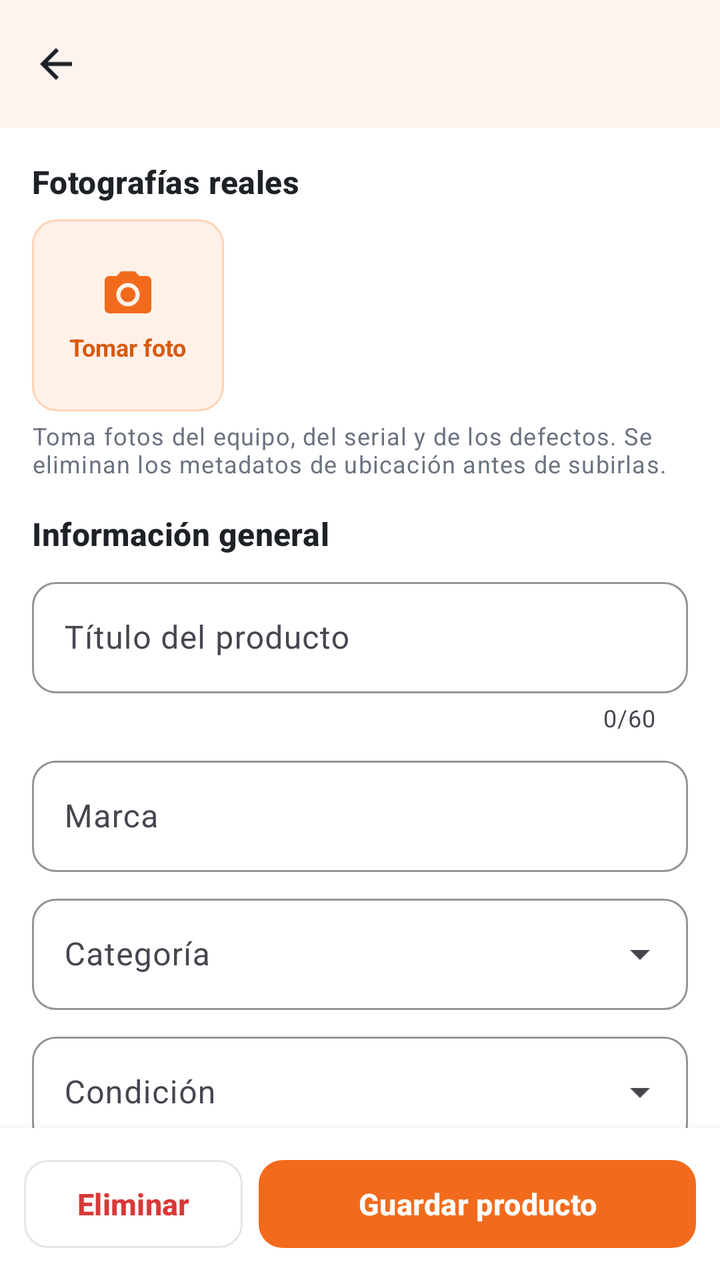
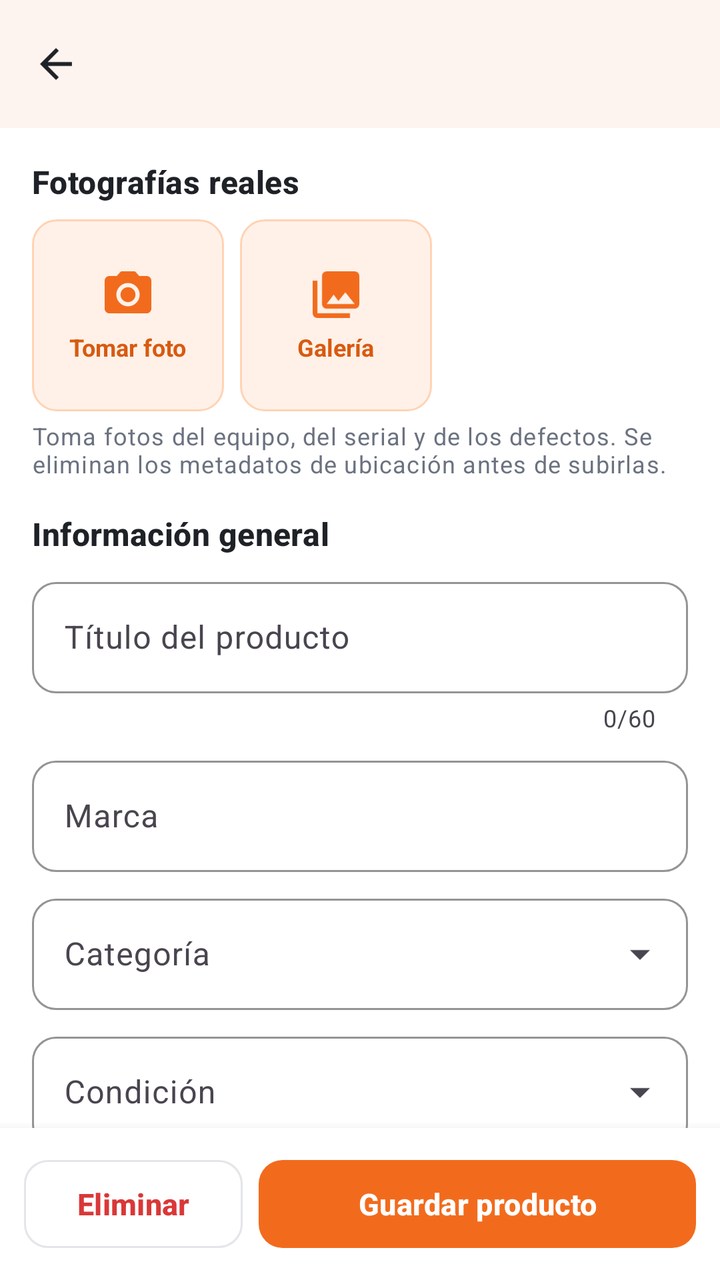

Before-and-after screenshots of an Android layout around one commit, followed by the original layout XML and the change that was made.
<!-- AndroidManifest.xml: application theme Theme.RSaldos -->
<!-- res/layout/activity_product_form.xml -->
<?xml version="1.0" encoding="utf-8"?>
<LinearLayout xmlns:android="http://schemas.android.com/apk/res/android"
    xmlns:app="http://schemas.android.com/apk/res-auto"
    android:layout_width="match_parent"
    android:layout_height="match_parent"
    android:background="@color/rs_white"
    android:orientation="vertical">

    <include
        android:id="@+id/appBar"
        layout="@layout/view_toolbar" />

    <androidx.core.widget.NestedScrollView
        android:layout_width="match_parent"
        android:layout_height="0dp"
        android:layout_weight="1">

        <LinearLayout
            android:layout_width="match_parent"
            android:layout_height="wrap_content"
            android:orientation="vertical"
            android:padding="@dimen/space_l">

            <TextView
                android:id="@+id/tvRejectReason"
                android:layout_width="match_parent"
                android:layout_height="wrap_content"
                android:layout_marginBottom="@dimen/space_m"
                android:background="@drawable/bg_soft_orange"
                android:padding="@dimen/space_m"
                android:textAppearance="@style/TextAppearance.RSaldos.Body"
                android:visibility="gone" />

            <TextView
                android:layout_width="match_parent"
                android:layout_height="wrap_content"
                android:text="@string/form_photos"
                android:textAppearance="@style/TextAppearance.RSaldos.Subtitle" />

            <HorizontalScrollView
                android:layout_width="match_parent"
                android:layout_height="wrap_content"
                android:layout_marginTop="@dimen/space_s"
                android:scrollbars="none">

                <LinearLayout
                    android:id="@+id/containerPhotos"
                    android:layout_width="wrap_content"
                    android:layout_height="wrap_content"
                    android:orientation="horizontal">

                    <LinearLayout
                        android:id="@+id/btnTakePhoto"
                        android:layout_width="96dp"
                        android:layout_height="96dp"
                        android:background="@drawable/bg_soft_orange"
                        android:gravity="center"
                        android:orientation="vertical">

                        <ImageView
                            android:layout_width="28dp"
                            android:layout_height="28dp"
                            android:contentDescription="@null"
                            android:src="@drawable/ic_camera"
                            app:tint="@color/rs_orange" />

                        <TextView
                            android:layout_width="wrap_content"
                            android:layout_height="wrap_content"
                            android:layout_marginTop="@dimen/space_xs"
                            android:text="@string/form_take_photo"
                            android:textColor="@color/rs_orange_dark"
                            android:textSize="@dimen/text_caption"
                            android:textStyle="bold" />
                    </LinearLayout>
                </LinearLayout>
            </HorizontalScrollView>

            <TextView
                android:id="@+id/tvPhotoHint"
                android:layout_width="match_parent"
                android:layout_height="wrap_content"
                android:layout_marginTop="@dimen/space_xs"
                android:text="@string/form_photo_hint"
                android:textAppearance="@style/TextAppearance.RSaldos.Caption" />

            <TextView
                style="@style/RSaldos.SectionTitle"
                android:text="@string/form_general" />

            <com.google.android.material.textfield.TextInputLayout
                android:id="@+id/tilTitle"
                android:layout_width="match_parent"
                android:layout_height="wrap_content"
                android:hint="@string/field_title"
                app:counterEnabled="true"
                app:counterMaxLength="60">

                <com.google.android.material.textfield.TextInputEditText
                    android:id="@+id/etTitle"
                    android:layout_width="match_parent"
                    android:layout_height="wrap_content"
                    android:inputType="textCapSentences"
                    android:maxLength="60" />
            </com.google.android.material.textfield.TextInputLayout>

            <com.google.android.material.textfield.TextInputLayout
                android:id="@+id/tilBrand"
                android:layout_width="match_parent"
                android:layout_height="wrap_content"
                android:layout_marginTop="@dimen/space_s"
                android:hint="@string/field_brand">

                <com.google.android.material.textfield.TextInputEditText
                    android:id="@+id/etBrand"
                    android:layout_width="match_parent"
                    android:layout_height="wrap_content"
                    android:inputType="textCapWords" />
            </com.google.android.material.textfield.TextInputLayout>

            <com.google.android.material.textfield.TextInputLayout
                android:id="@+id/tilCategory"
                style="@style/Widget.RSaldos.Dropdown"
                android:layout_width="match_parent"
                android:layout_height="wrap_content"
                android:layout_marginTop="@dimen/space_s"
                android:hint="@string/field_category">

                <AutoCompleteTextView
                    android:id="@+id/actCategory"
                    android:layout_width="match_parent"
                    android:layout_height="wrap_content"
                    android:inputType="none" />
            </com.google.android.material.textfield.TextInputLayout>

            <com.google.android.material.textfield.TextInputLayout
                android:id="@+id/tilCondition"
                style="@style/Widget.RSaldos.Dropdown"
                android:layout_width="match_parent"
                android:layout_height="wrap_content"
                android:layout_marginTop="@dimen/space_s"
                android:hint="@string/field_condition">

                <AutoCompleteTextView
                    android:id="@+id/actCondition"
                    android:layout_width="match_parent"
                    android:layout_height="wrap_content"
                    android:inputType="none" />
            </com.google.android.material.textfield.TextInputLayout>

            <TextView
                android:layout_width="match_parent"
                android:layout_height="wrap_content"
                android:layout_marginTop="@dimen/space_m"
                android:text="@string/field_grade"
                android:textAppearance="@style/TextAppearance.RSaldos.Caption" />

            <com.google.android.material.chip.ChipGroup
                android:id="@+id/chipGrades"
                android:layout_width="match_parent"
                android:layout_height="wrap_content"
                app:selectionRequired="true"
                app:singleSelection="true">

                <com.google.android.material.chip.Chip
                    android:id="@+id/chipA"
                    android:layout_width="wrap_content"
                    android:layout_height="wrap_content"
                    android:checked="true"
                    android:text="@string/grade_a" />

                <com.google.android.material.chip.Chip
                    android:id="@+id/chipB"
                    android:layout_width="wrap_content"
                    android:layout_height="wrap_content"
                    android:text="@string/grade_b" />

                <com.google.android.material.chip.Chip
                    android:id="@+id/chipC"
                    android:layout_width="wrap_content"
                    android:layout_height="wrap_content"
                    android:text="@string/grade_c" />
            </com.google.android.material.chip.ChipGroup>

            <TextView
                android:id="@+id/tvGradeHelp"
                android:layout_width="match_parent"
                android:layout_height="wrap_content"
                android:textAppearance="@style/TextAppearance.RSaldos.Caption" />

            <TextView
                style="@style/RSaldos.SectionTitle"
                android:text="@string/form_price_stock" />

            <LinearLayout
                android:layout_width="match_parent"
                android:layout_height="wrap_content"
                android:orientation="horizontal">

                <com.google.android.material.textfield.TextInputLayout
                    android:id="@+id/tilPrice"
                    android:layout_width="0dp"
                    android:layout_height="wrap_content"
                    android:layout_marginEnd="@dimen/space_s"
                    android:layout_weight="1"
                    android:hint="@string/field_price"
                    app:prefixText="$">

                    <com.google.android.material.textfield.TextInputEditText
                        android:id="@+id/etPrice"
                        android:layout_width="match_parent"
                        android:layout_height="wrap_content"
                        android:inputType="number" />
                </com.google.android.material.textfield.TextInputLayout>

                <com.google.android.material.textfield.TextInputLayout
                    android:id="@+id/tilOldPrice"
                    android:layout_width="0dp"
                    android:layout_height="wrap_content"
                    android:layout_weight="1"
                    android:hint="@string/field_old_price"
                    app:prefixText="$">

                    <com.google.android.material.textfield.TextInputEditText
                        android:id="@+id/etOldPrice"
                        android:layout_width="match_parent"
                        android:layout_height="wrap_content"
                        android:inputType="number" />
                </com.google.android.material.textfield.TextInputLayout>
            </LinearLayout>

            <LinearLayout
                android:layout_width="match_parent"
                android:layout_height="wrap_content"
                android:layout_marginTop="@dimen/space_s"
                android:orientation="horizontal">

                <com.google.android.material.textfield.TextInputLayout
                    android:id="@+id/tilStock"
                    android:layout_width="0dp"
                    android:layout_height="wrap_content"
                    android:layout_marginEnd="@dimen/space_s"
                    android:layout_weight="1"
                    android:hint="@string/field_stock">

                    <com.google.android.material.textfield.TextInputEditText
                        android:id="@+id/etStock"
                        android:layout_width="match_parent"
                        android:layout_height="wrap_content"
                        android:inputType="number" />
                </com.google.android.material.textfield.TextInputLayout>

                <com.google.android.material.textfield.TextInputLayout
                    android:id="@+id/tilWarranty"
                    android:layout_width="0dp"
                    android:layout_height="wrap_content"
                    android:layout_weight="1"
                    android:hint="@string/field_warranty"
                    app:suffixText="@string/months_suffix">

                    <com.google.android.material.textfield.TextInputEditText
                        android:id="@+id/etWarranty"
                        android:layout_width="match_parent"
                        android:layout_height="wrap_content"
                        android:inputType="number" />
                </com.google.android.material.textfield.TextInputLayout>
            </LinearLayout>

            <com.google.android.material.textfield.TextInputLayout
                android:id="@+id/tilSerial"
                android:layout_width="match_parent"
                android:layout_height="wrap_content"
                android:layout_marginTop="@dimen/space_s"
                android:hint="@string/field_serial"
                app:endIconContentDescription="@string/form_scan_serial"
                app:endIconDrawable="@drawable/ic_camera"
                app:endIconMode="custom">

                <com.google.android.material.textfield.TextInputEditText
                    android:id="@+id/etSerial"
                    android:layout_width="match_parent"
                    android:layout_height="wrap_content"
                    android:inputType="textCapCharacters" />
            </com.google.android.material.textfield.TextInputLayout>

            <TextView
                style="@style/RSaldos.SectionTitle"
                android:text="@string/form_condition_detail" />

            <com.google.android.material.textfield.TextInputLayout
                android:id="@+id/tilTests"
                android:layout_width="match_parent"
                android:layout_height="wrap_content"
                android:hint="@string/field_tests">

                <com.google.android.material.textfield.TextInputEditText
                    android:id="@+id/etTests"
                    android:layout_width="match_parent"
                    android:layout_height="wrap_content"
                    android:inputType="textMultiLine|textCapSentences"
                    android:minLines="2" />
            </com.google.android.material.textfield.TextInputLayout>

            <com.google.android.material.textfield.TextInputLayout
                android:id="@+id/tilDefects"
                android:layout_width="match_parent"
                android:layout_height="wrap_content"
                android:layout_marginTop="@dimen/space_s"
                android:hint="@string/field_defects">

                <com.google.android.material.textfield.TextInputEditText
                    android:id="@+id/etDefects"
                    android:layout_width="match_parent"
                    android:layout_height="wrap_content"
                    android:inputType="textMultiLine|textCapSentences"
                    android:minLines="2" />
            </com.google.android.material.textfield.TextInputLayout>

            <com.google.android.material.textfield.TextInputLayout
                android:id="@+id/tilDescription"
                android:layout_width="match_parent"
                android:layout_height="wrap_content"
                android:layout_marginTop="@dimen/space_s"
                android:hint="@string/field_description">

                <com.google.android.material.textfield.TextInputEditText
                    android:id="@+id/etDescription"
                    android:layout_width="match_parent"
                    android:layout_height="wrap_content"
                    android:inputType="textMultiLine|textCapSentences"
                    android:minLines="3" />
            </com.google.android.material.textfield.TextInputLayout>

            <TextView
                android:id="@+id/tvReviewNote"
                android:layout_width="match_parent"
                android:layout_height="wrap_content"
                android:layout_marginTop="@dimen/space_m"
                android:drawablePadding="@dimen/space_s"
                android:gravity="center_vertical"
                android:text="@string/form_review_note"
                android:textAppearance="@style/TextAppearance.RSaldos.Caption"
                app:drawableStartCompat="@drawable/ic_schedule"
                app:drawableTint="@color/rs_yellow" />
        </LinearLayout>
    </androidx.core.widget.NestedScrollView>

    <LinearLayout
        android:layout_width="match_parent"
        android:layout_height="wrap_content"
        android:background="@color/rs_white"
        android:elevation="8dp"
        android:orientation="horizontal"
        android:padding="@dimen/space_m">

        <com.google.android.material.button.MaterialButton
            android:id="@+id/btnDelete"
            style="@style/Widget.RSaldos.Button.Outlined"
            android:layout_width="0dp"
            android:layout_height="wrap_content"
            android:layout_marginEnd="@dimen/space_s"
            android:layout_weight="1"
            android:text="@string/action_delete"
            android:textColor="@color/rs_red" />

        <com.google.android.material.button.MaterialButton
            android:id="@+id/btnSave"
            android:layout_width="0dp"
            android:layout_height="wrap_content"
            android:layout_weight="2"
            android:text="@string/form_save" />
    </LinearLayout>
</LinearLayout>
<!-- res/layout/view_toolbar.xml (included above) -->
<?xml version="1.0" encoding="utf-8"?>
<com.google.android.material.appbar.MaterialToolbar xmlns:android="http://schemas.android.com/apk/res/android"
    xmlns:app="http://schemas.android.com/apk/res-auto"
    android:layout_width="match_parent"
    android:layout_height="?attr/actionBarSize"
    android:background="@color/rs_white"
    android:elevation="2dp"
    app:navigationIcon="@drawable/ic_back" />
<!-- resources referenced by this layout -->
<resources>
  <color name="rs_orange">#F26B1D</color>
  <color name="rs_orange_dark">#D85A10</color>
  <color name="rs_red">#D93838</color>
  <color name="rs_white">#FFFFFF</color>
  <color name="rs_yellow">#C98A06</color>
  <dimen name="space_l">16dp</dimen>
  <dimen name="space_m">12dp</dimen>
  <dimen name="space_s">8dp</dimen>
  <dimen name="space_xs">4dp</dimen>
  <dimen name="text_caption">12sp</dimen>
  <string name="action_delete">Eliminar</string>
  <string name="field_brand">Marca</string>
  <string name="field_category">Categoría</string>
  <string name="field_condition">Condición</string>
  <string name="field_defects">Defectos conocidos (escribe \"Ninguno\" si no hay)</string>
  <string name="field_description">Descripción</string>
  <string name="field_grade">Grado estético</string>
  <string name="field_old_price">Precio de referencia</string>
  <string name="field_price">Precio de venta</string>
  <string name="field_serial">Serial / IMEI</string>
  <string name="field_stock">Unidades</string>
  <string name="field_tests">Pruebas realizadas</string>
  <string name="field_title">Título del producto</string>
  <string name="field_warranty">Garantía</string>
  <string name="form_condition_detail">Condición del equipo</string>
  <string name="form_general">Información general</string>
  <string name="form_photo_hint">Toma fotos del equipo, del serial y de los defectos. Se eliminan los metadatos de ubicación antes de subirlas.</string>
  <string name="form_photos">Fotografías reales</string>
  <string name="form_price_stock">Precio e inventario</string>
  <string name="form_review_note">Al guardar, el producto pasa a revisión del administrador.</string>
  <string name="form_save">Guardar producto</string>
  <string name="form_scan_serial">Leer código de barras</string>
  <string name="form_take_photo">Tomar foto</string>
  <string name="grade_a">Grado A</string>
  <string name="grade_b">Grado B</string>
  <string name="grade_c">Grado C</string>
  <string name="months_suffix">meses</string>
  <style name="TextAppearance.RSaldos.Body" parent="TextAppearance.Material3.BodyMedium">
          <item name="android:textColor">@color/rs_graphite_soft</item>
          <item name="android:textSize">@dimen/text_body</item>
      </style>
  <style name="TextAppearance.RSaldos.Caption" parent="TextAppearance.Material3.BodySmall">
          <item name="android:textColor">@color/rs_gray_text</item>
          <item name="android:textSize">@dimen/text_caption</item>
      </style>
  <color name="rs_orange_soft">#FFF1E8</color>
  <dimen name="radius_m">12dp</dimen>
  <color name="rs_graphite">#1E2227</color>
  <color name="rs_graphite_soft">#3A4048</color>
  <dimen name="text_body">14sp</dimen>
  <color name="rs_gray_text">#6B7280</color>
  <dimen name="text_subtitle">16sp</dimen>
  <color name="rs_gray_line">#E3E5E9</color>
  <dimen name="button_height">52dp</dimen>
  <color name="rs_gray_light">#F4F5F7</color>
  <style name="Widget.RSaldos.Toolbar" parent="Widget.Material3.Toolbar">
          <item name="titleTextAppearance">@style/TextAppearance.RSaldos.Title</item>
      </style>
  <dimen name="radius_l">16dp</dimen>
  <dimen name="text_title">20sp</dimen>
  <!-- unchanged entries left out for length: 14 -->
</resources>

<!-- the commit's change to res/layout/activity_product_form.xml (unified diff, before → after) -->
@@ -69,6 +69,32 @@
                             android:layout_height="wrap_content"
                             android:layout_marginTop="@dimen/space_xs"
                             android:text="@string/form_take_photo"
+                            android:textColor="@color/rs_orange_dark"
+                            android:textSize="@dimen/text_caption"
+                            android:textStyle="bold" />
+                    </LinearLayout>
+
+                    <LinearLayout
+                        android:id="@+id/btnPickGallery"
+                        android:layout_width="96dp"
+                        android:layout_height="96dp"
+                        android:layout_marginStart="@dimen/space_s"
+                        android:background="@drawable/bg_soft_orange"
+                        android:gravity="center"
+                        android:orientation="vertical">
+
+                        <ImageView
+                            android:layout_width="28dp"
+                            android:layout_height="28dp"
+                            android:contentDescription="@null"
+                            android:src="@drawable/ic_gallery"
+                            app:tint="@color/rs_orange" />
+
+                        <TextView
+                            android:layout_width="wrap_content"
+                            android:layout_height="wrap_content"
+                            android:layout_marginTop="@dimen/space_xs"
+                            android:text="@string/form_pick_gallery"
                             android:textColor="@color/rs_orange_dark"
                             android:textSize="@dimen/text_caption"
                             android:textStyle="bold" />
<!-- resource entries referenced after the edit -->
@@ -10,6 +10,17 @@
   <dimen name="space_s">8dp</dimen>
   <dimen name="space_xs">4dp</dimen>
   <dimen name="text_caption">12sp</dimen>
+  <!-- drawable ic_gallery (drawable) -->
+  <?xml version="1.0" encoding="utf-8"?>
+  <vector xmlns:android="http://schemas.android.com/apk/res/android"
+      android:width="24dp"
+      android:height="24dp"
+      android:viewportWidth="24"
+      android:viewportHeight="24">
+      <path
+          android:fillColor="#FF000000"
+          android:pathData="M22,16V4c0,-1.1 -0.9,-2 -2,-2H8c-1.1,0 -2,0.9 -2,2v12c0,1.1 0.9,2 2,2h12c1.1,0 2,-0.9 2,-2zM11,12l2.03,2.71L16,11l4,5H8l3,-4zM2,6v14c0,1.1 0.9,2 2,2h14v-2H4V6H2z" />
+  </vector>
   <string name="action_delete">Eliminar</string>
   <string name="field_brand">Marca</string>
   <string name="field_category">Categoría</string>
@@ -28,6 +39,7 @@
   <string name="form_general">Información general</string>
   <string name="form_photo_hint">Toma fotos del equipo, del serial y de los defectos. Se eliminan los metadatos de ubicación antes de subirlas.</string>
   <string name="form_photos">Fotografías reales</string>
+  <string name="form_pick_gallery">Galería</string>
   <string name="form_price_stock">Precio e inventario</string>
   <string name="form_review_note">Al guardar, el producto pasa a revisión del administrador.</string>
   <string name="form_save">Guardar producto</string>
